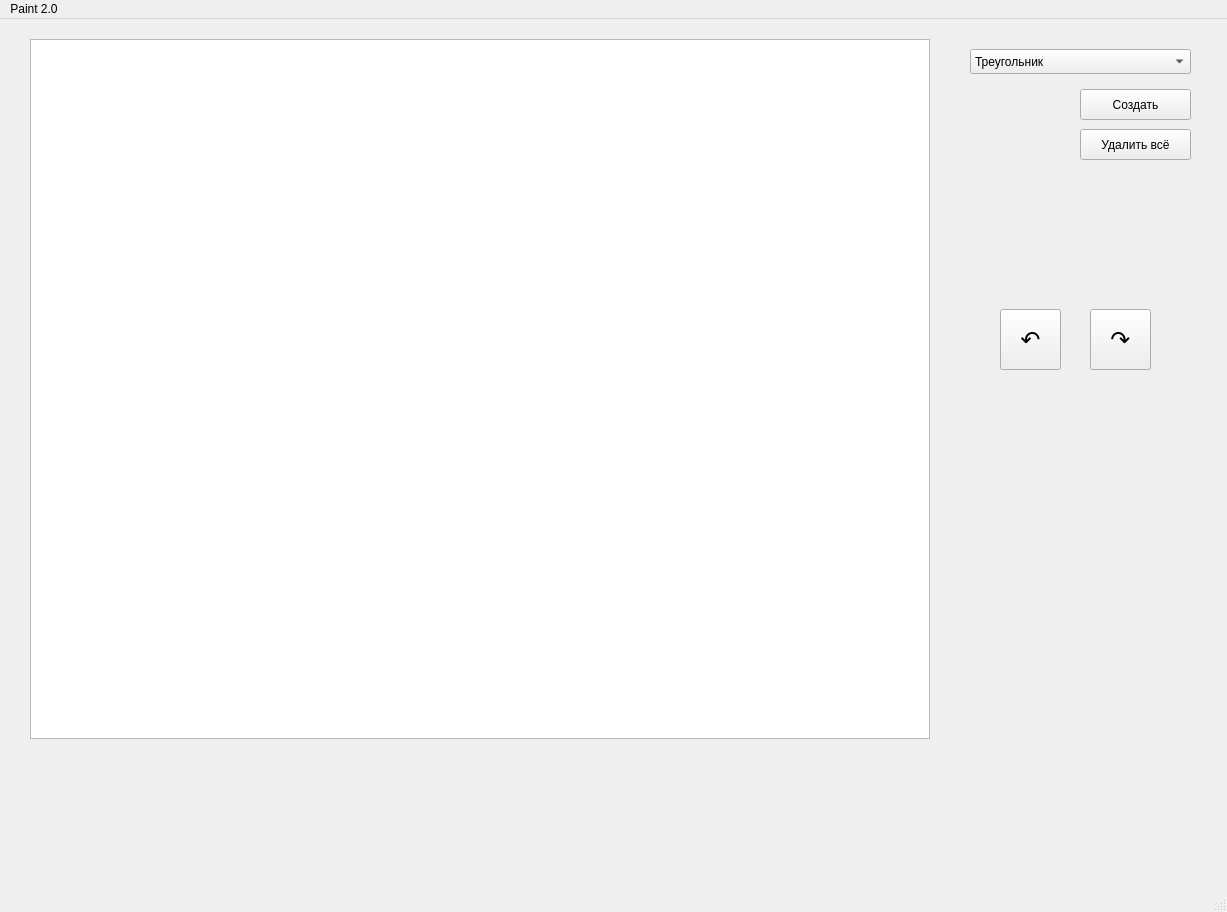
The window that mainwindow.ui (HXPPY228/lab1task2remaded) describes before a commit, drawn with Qt 5.
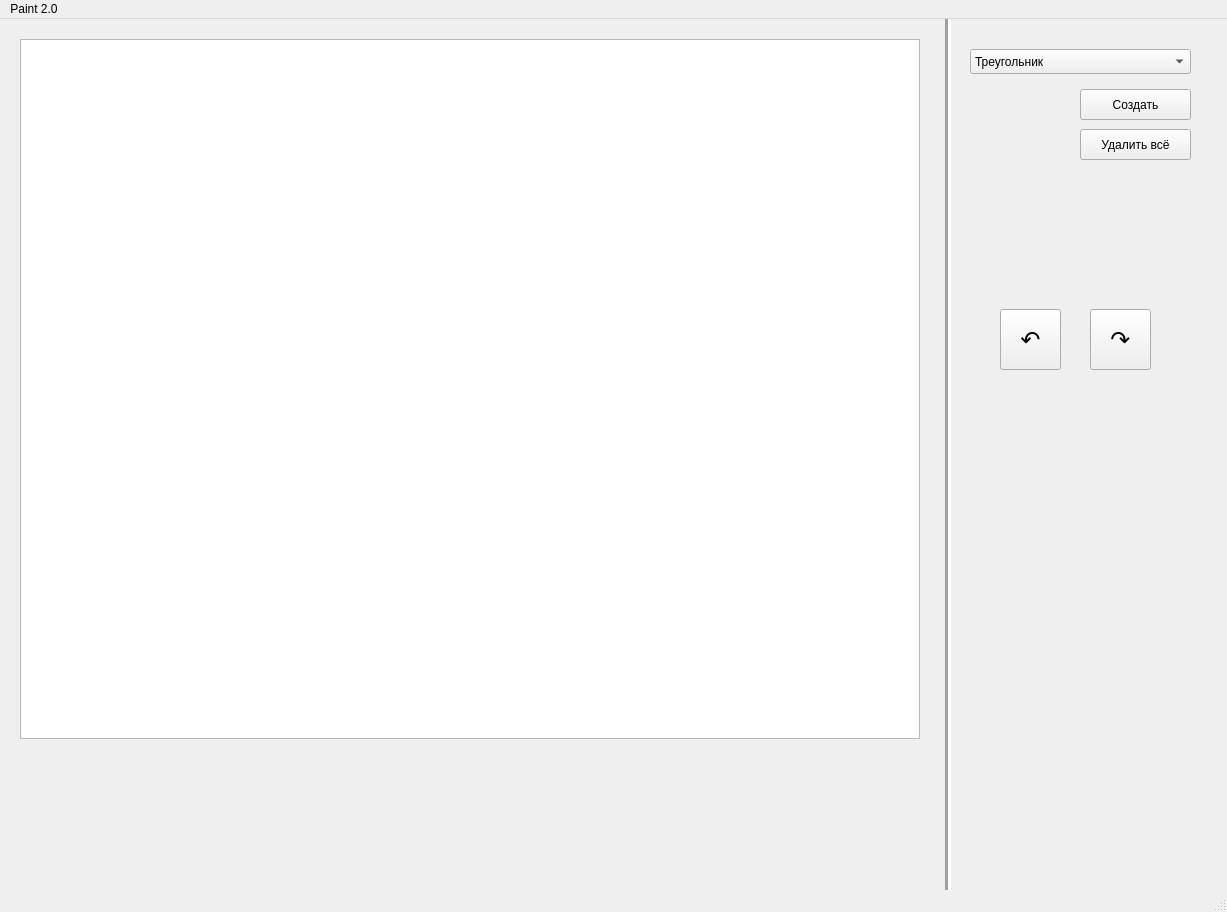
The same window after the commit.

Patch:
```diff
--- a/mainwindow.ui
+++ b/mainwindow.ui
@@ -17,7 +17,7 @@
    <widget class="QGraphicsView" name="graphicsView">
     <property name="geometry">
      <rect>
-      <x>30</x>
+      <x>20</x>
       <y>20</y>
       <width>900</width>
       <height>700</height>
@@ -85,15 +85,16 @@
    <widget class="QLabel" name="label">
     <property name="geometry">
      <rect>
-      <x>30</x>
-      <y>740</y>
-      <width>841</width>
-      <height>71</height>
+      <x>20</x>
+      <y>760</y>
+      <width>901</width>
+      <height>40</height>
      </rect>
     </property>
     <property name="font">
      <font>
-      <pointsize>13</pointsize>
+      <pointsize>12</pointsize>
+      <bold>true</bold>
      </font>
     </property>
     <property name="text">
@@ -149,6 +150,27 @@
      <string>↷</string>
     </property>
    </widget>
+   <widget class="Line" name="line">
+    <property name="geometry">
+     <rect>
+      <x>940</x>
+      <y>-10</y>
+      <width>16</width>
+      <height>881</height>
+     </rect>
+    </property>
+    <property name="font">
+     <font>
+      <pointsize>11</pointsize>
+     </font>
+    </property>
+    <property name="lineWidth">
+     <number>3</number>
+    </property>
+    <property name="orientation">
+     <enum>Qt::Vertical</enum>
+    </property>
+   </widget>
   </widget>
   <widget class="QMenuBar" name="menubar">
    <property name="geometry">
```
